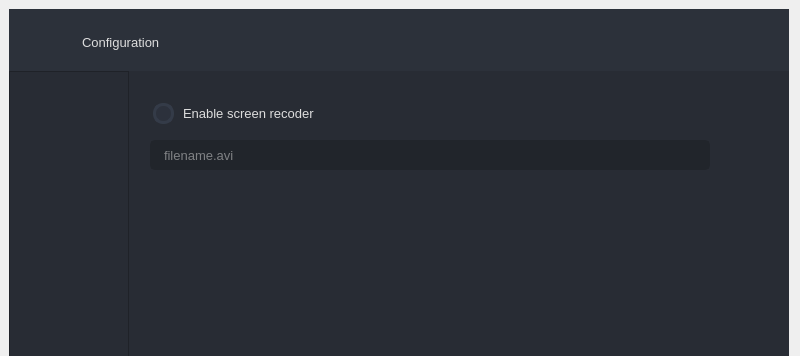
First picture: the form in ui/configuration/configuration.ui, repository fit-project/fit, before the edit; both pictures show x 0 to 800 and y 0 to 356 of the 800 by 600 pixel window.
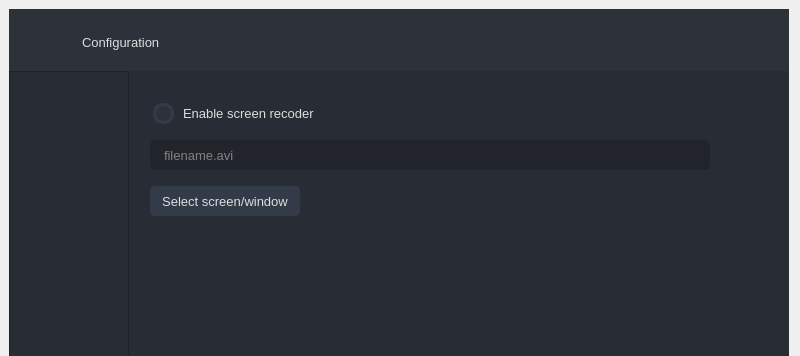
Second picture: the form after the edit. The open tabs and pages were chosen to show the change. Icons and pictures are not drawn.

Commit message: Add screen or window recorder managment

```diff
--- a/ui/configuration/configuration.ui
+++ b/ui/configuration/configuration.ui
@@ -2157,6 +2157,63 @@
                             </property>
                            </widget>
                           </item>
+                          <item>
+                           <layout class="QHBoxLayout" name="select_screen_window_container">
+                            <property name="spacing">
+                             <number>10</number>
+                            </property>
+                            <property name="sizeConstraint">
+                             <enum>QLayout::SetDefaultConstraint</enum>
+                            </property>
+                            <property name="leftMargin">
+                             <number>0</number>
+                            </property>
+                            <property name="topMargin">
+                             <number>10</number>
+                            </property>
+                            <property name="bottomMargin">
+                             <number>0</number>
+                            </property>
+                            <item>
+                             <widget class="QPushButton" name="select_screen_window_button">
+                              <property name="enabled">
+                               <bool>true</bool>
+                              </property>
+                              <property name="minimumSize">
+                               <size>
+                                <width>150</width>
+                                <height>30</height>
+                               </size>
+                              </property>
+                              <property name="cursor">
+                               <cursorShape>PointingHandCursor</cursorShape>
+                              </property>
+                              <property name="styleSheet">
+                               <string notr="true">QPushButton {
+	background-color: rgb(52, 59, 72);
+}
+QPushButton::disabled {background-color: rgb(52, 59, 72); color: rgba(255, 255, 255, 10%) }</string>
+                              </property>
+                              <property name="text">
+                               <string>Select screen/window</string>
+                              </property>
+                             </widget>
+                            </item>
+                            <item>
+                             <spacer name="select_screen_window_spacer">
+                              <property name="orientation">
+                               <enum>Qt::Horizontal</enum>
+                              </property>
+                              <property name="sizeHint" stdset="0">
+                               <size>
+                                <width>5</width>
+                                <height>20</height>
+                               </size>
+                              </property>
+                             </spacer>
+                            </item>
+                           </layout>
+                          </item>
                           <item>
                            <spacer name="screen_recorder_bottom_vertical_spacer">
                             <property name="orientation">
```
Left out of the diff: 17 changed lines with no effect on the pictures. The commit also changes 10 other files.
